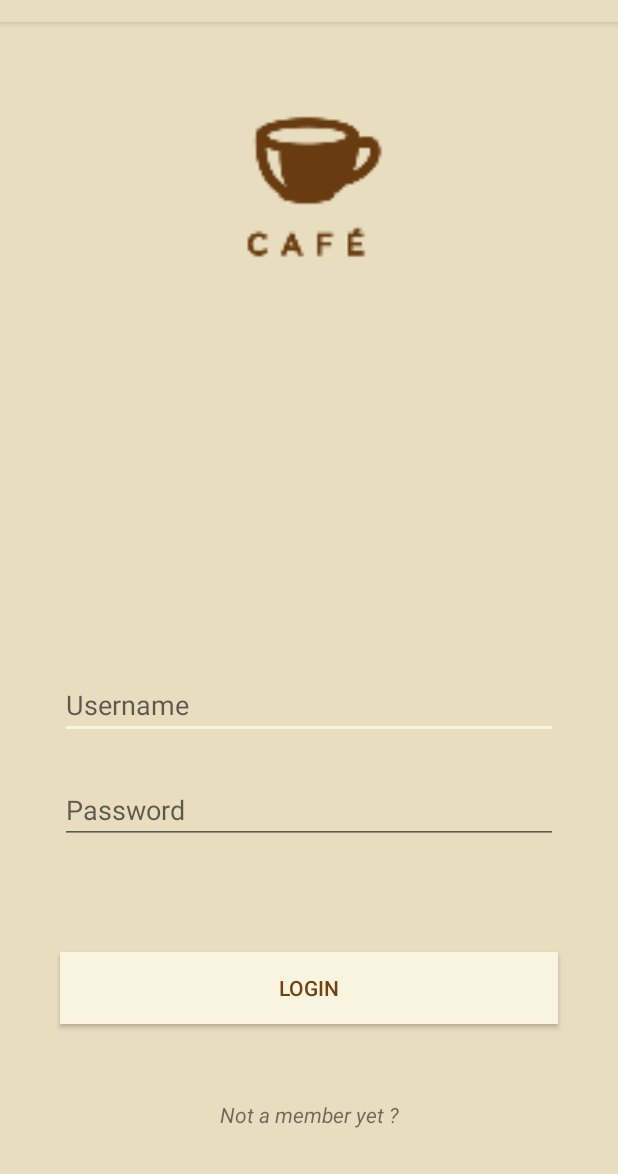
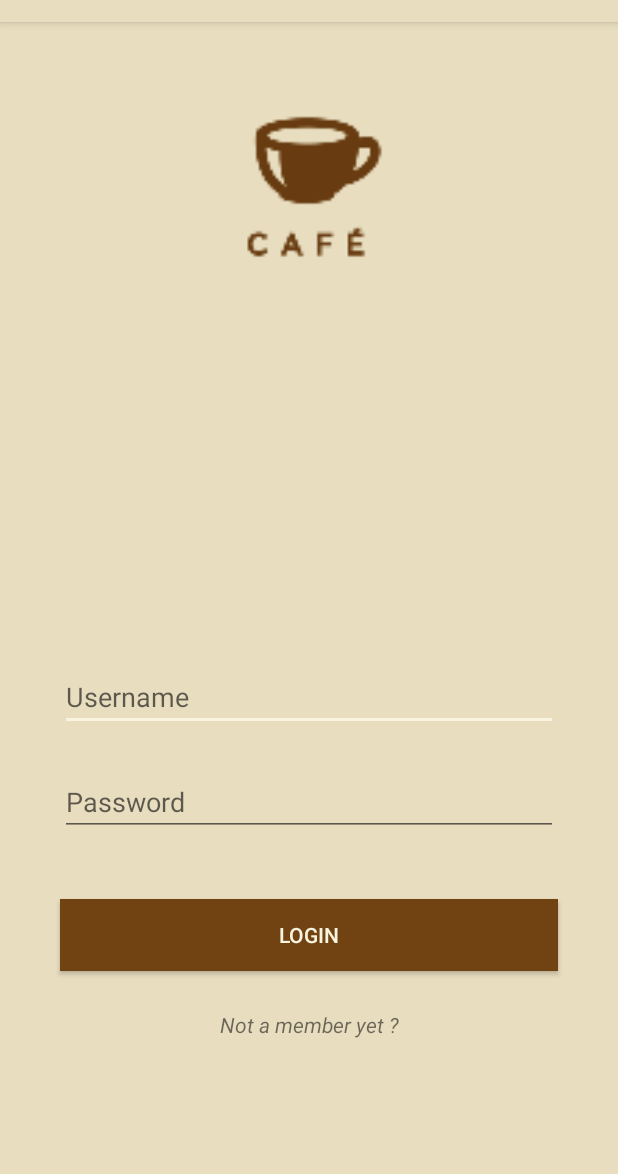
Before and after one commit to cafe-ine/Cafe_PreAlpha__10, an Android app: the screen it shows after launch (MainActivity), on a phone screen of 412 x 824 dp, the part 62-1236 px from its top. Run offline under Robolectric (Android 15) with nearby library versions, the phone set to English and light mode, and no system bars.

Commit message:
esthetic changes

```diff
--- a/app/src/main/res/layout/activity_main.xml
+++ b/app/src/main/res/layout/activity_main.xml
@@ -33,14 +33,15 @@
         app:layout_constraintBottom_toBottomOf="@id/password_login"
         app:layout_constraintEnd_toEndOf="parent"
         app:layout_constraintHorizontal_bias="0.0"
-        app:layout_constraintStart_toStartOf="parent" />
+        app:layout_constraintStart_toStartOf="parent"
+    />
 
     <EditText
         android:id="@+id/password_login"
         android:layout_width="match_parent"
         android:layout_height="wrap_content"
         android:layout_gravity="center"
-        android:layout_marginBottom="120dp"
+        android:layout_marginBottom="90dp"
         android:layout_marginEnd="40dp"
         android:layout_marginStart="40dp"
         android:inputType="textPassword"
@@ -54,13 +55,13 @@
         android:layout_width="match_parent"
         android:layout_height="wrap_content"
         android:layout_gravity="center"
-        android:layout_marginBottom="70dp"
+        android:layout_marginBottom="45dp"
         android:layout_marginEnd="40dp"
         android:layout_marginStart="40dp"
-        android:background="@color/colorAccent"
+        android:background="@color/colorPrimaryDark"
         android:shadowColor="@color/colorPrimaryDark"
         android:text="@string/login"
-        android:textColor="@color/colorPrimaryDark"
+        android:textColor="@color/colorAccent"
         app:layout_constraintBottom_toBottomOf="@id/link_register"
         app:layout_constraintEnd_toEndOf="parent"
         app:layout_constraintHorizontal_bias="0.0"
@@ -70,7 +71,7 @@
         android:id="@+id/link_register"
         android:layout_width="match_parent"
         android:layout_height="wrap_content"
-        android:layout_marginBottom="30dp"
+        android:layout_marginBottom="90dp"
         android:layout_marginEnd="8dp"
         android:layout_marginStart="8dp"
         android:text="@string/not_a_member_yet"
```
